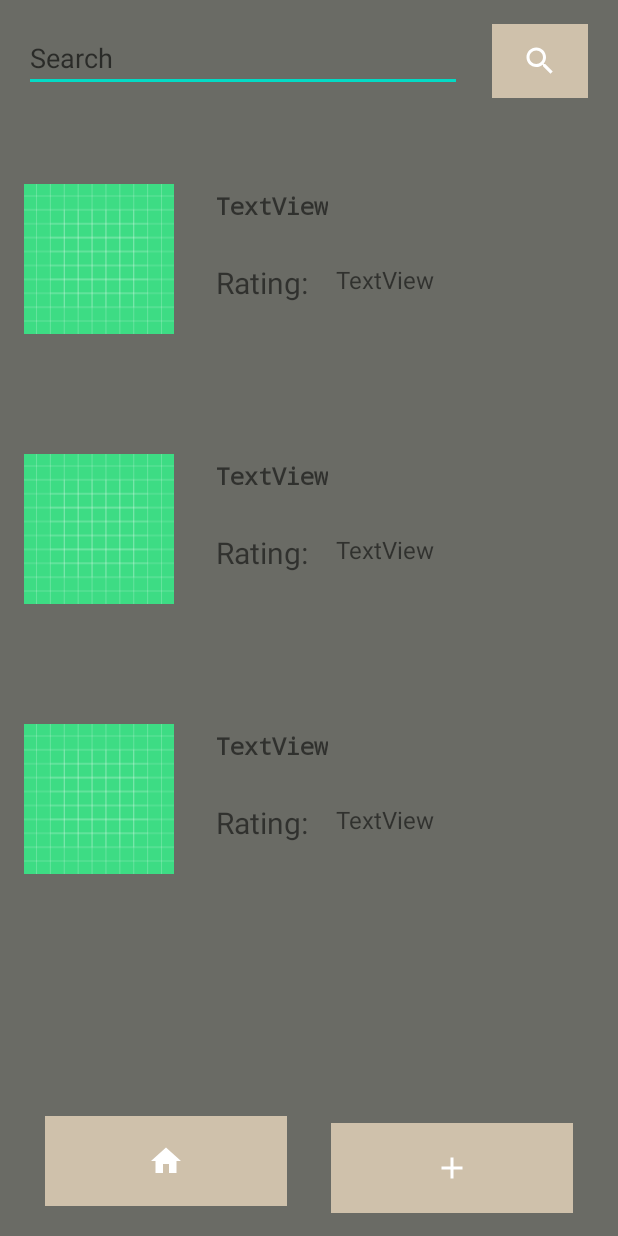
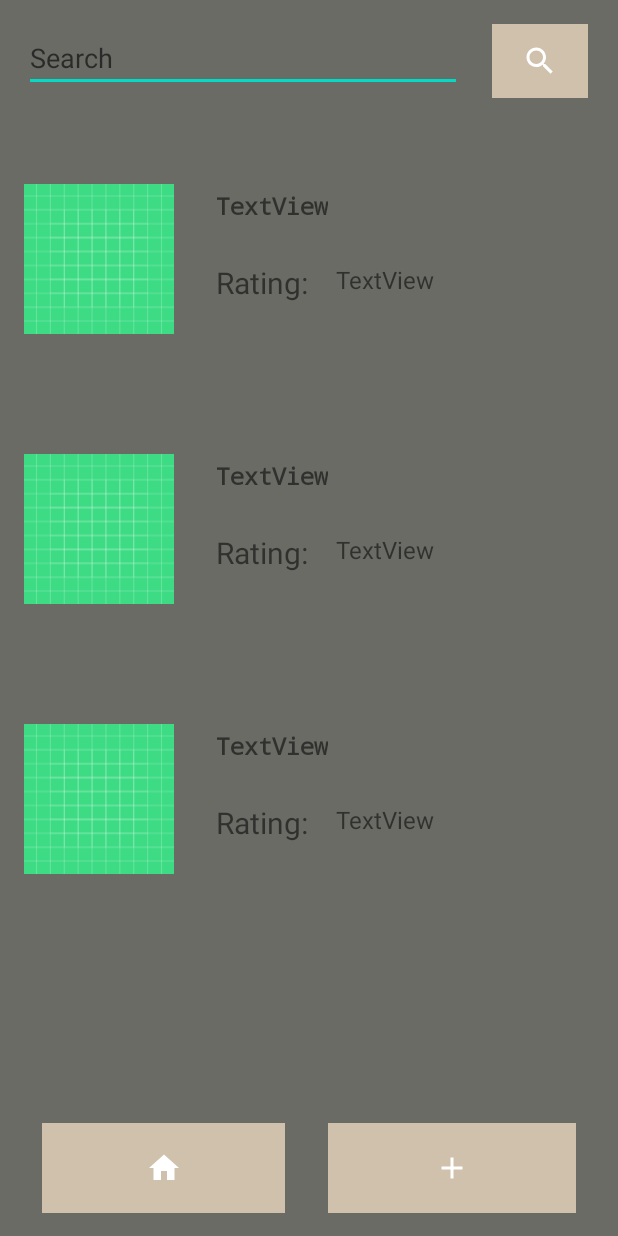
Before and after one commit to mh217/GoodTV, an Android app: the layout activity_search_movies.xml on its own in the app's theme, with its tools: preview values and no code run, on a phone screen of 412 x 824 dp. Run offline under Robolectric (Android 15) with nearby library versions, the phone set to English and light mode, and no system bars; Roboto replaces fonts that are not available here.

Commit message:
Update 16:17

```diff
--- a/app/src/main/res/layout/activity_search_movies.xml
+++ b/app/src/main/res/layout/activity_search_movies.xml
@@ -37,7 +37,7 @@
 
     <ImageButton
         android:id="@+id/MoreBtn"
-        android:layout_width="161dp"
+        android:layout_width="165dp"
         android:layout_height="60dp"
         android:layout_marginStart="20dp"
         android:layout_marginEnd="20dp"
@@ -52,7 +52,7 @@
 
     <ImageButton
         android:id="@+id/HomeBtnHomee"
-        android:layout_width="161dp"
+        android:layout_width="162dp"
         android:layout_height="60dp"
         android:layout_marginStart="20dp"
         android:layout_marginBottom="15dp"
@@ -61,7 +61,7 @@
         app:layout_constraintEnd_toStartOf="@+id/MoreBtn"
         app:layout_constraintStart_toStartOf="parent"
         app:layout_constraintTop_toBottomOf="@+id/MovieRecycleView"
-        app:layout_constraintVertical_bias="0.968"
+        app:layout_constraintVertical_bias="1.0"
         app:srcCompat="@drawable/ic_baseline_home_24" />
 
     <ImageButton
```
